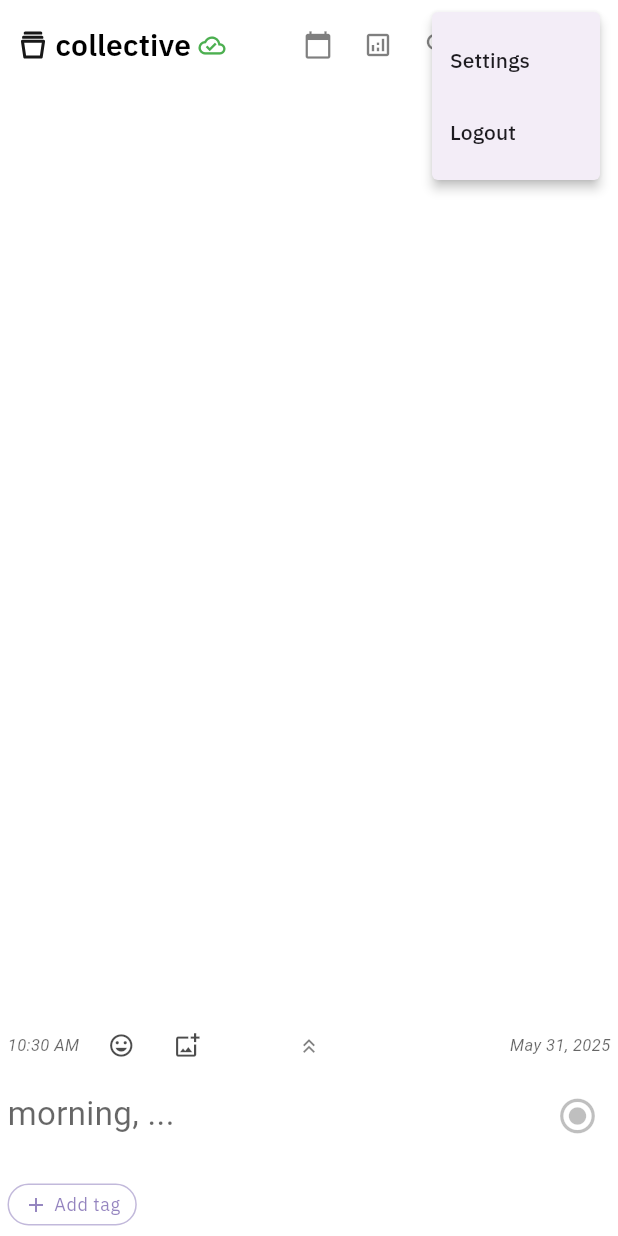
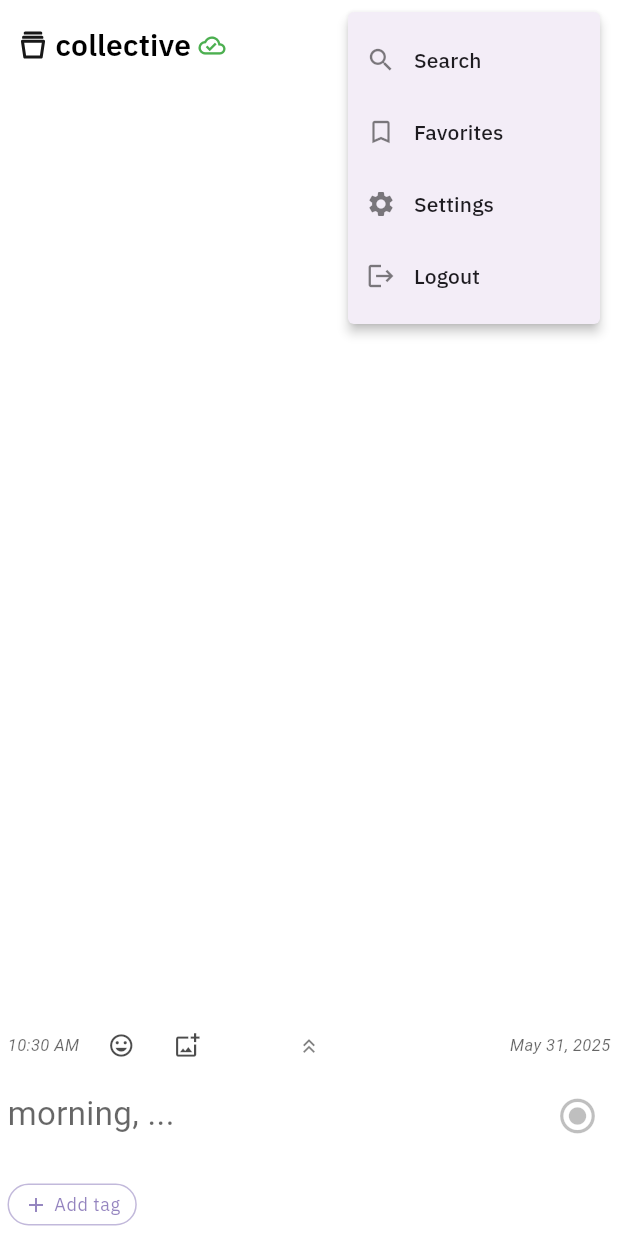
Before and after one commit to Nswa/genesis_f1, a Flutter app: the screen it shows once a user with an empty profile is signed in, after a tap on the "more vert" icon, on a phone screen of 412 x 824 dp. Run offline on Flutter 3.47's test engine with Material 3 defaults, Android fonts, the phone set to English and light mode, and no system bars; our stand-ins replace cached_network_image, camera, cloud_firestore, connectivity_plus, firebase_auth, firebase_core and 10 more; missing offline and left inert: ffmpeg_kit_flutter_new, fuzzy; accounts and stored records are empty; Roboto replaces fonts that are missing (Georgia); project files that could hold a hidden picture were left out.

Commit message:
small overflow fix on journal toolbar

```diff
--- a/lib/widgets/journal_toolbar.dart
+++ b/lib/widgets/journal_toolbar.dart
@@ -187,9 +187,9 @@ class JournalToolbar extends StatelessWidget {
                   cursorColor: theme.colorScheme.primary,
                 ),
               ),
-            ),
-          Row(
-            children: [              if (!isSearching)
+            ),          Row(
+            children: [
+              if (!isSearching)
                 IconButton(
                   icon: const Icon(
                     Icons.calendar_today,
@@ -211,23 +211,13 @@ class JournalToolbar extends StatelessWidget {
                   constraints: const BoxConstraints(),
                   visualDensity: VisualDensity.compact,
                 ),
+              if (isSearching)
                 IconButton(
-                icon: Icon(
-                  isSearching ? Icons.close : Icons.search,
+                  icon: const Icon(
+                    Icons.close,
                     size: SizeConstants.iconMedium,
                   ),
                   onPressed: onToggleSearch,
-                padding: EdgeInsets.zero,
-                constraints: const BoxConstraints(),
-                visualDensity: VisualDensity.compact,
-              ),
-              if (!isSearching)
-                IconButton(
-                  icon: const Icon(
-                    Icons.bookmark_border,
-                    size: SizeConstants.iconMedium,
-                  ),
-                  onPressed: onToggleFavorites,
                   padding: EdgeInsets.zero,
                   constraints: const BoxConstraints(),
                   visualDensity: VisualDensity.compact,
@@ -238,23 +228,67 @@ class JournalToolbar extends StatelessWidget {
                     Icons.more_vert,
                     size: SizeConstants.iconMedium,
                   ),
-                  itemBuilder: (context) => const [
-                    PopupMenuItem(
+                  itemBuilder: (context) => [
+                    const PopupMenuItem(
+                      value: 'search',
+                      child: Row(
+                        children: [
+                          Icon(Icons.search, size: 20),
+                          SizedBox(width: 12),
+                          Text('Search'),
+                        ],
+                      ),
+                    ),
+                    const PopupMenuItem(
+                      value: 'favorites',
+                      child: Row(
+                        children: [
+                          Icon(Icons.bookmark_border, size: 20),
+                          SizedBox(width: 12),
+                          Text('Favorites'),
+                        ],
+                      ),
+                    ),
+                    const PopupMenuItem(
                       value: 'settings',
-                      child: Text('Settings'),
+                      child: Row(
+                        children: [
+                          Icon(Icons.settings, size: 20),
+                          SizedBox(width: 12),
+                          Text('Settings'),
+                        ],
                       ),
-                    PopupMenuItem(value: 'logout', child: Text('Logout')),
+                    ),
+                    const PopupMenuItem(
+                      value: 'logout',
+                      child: Row(
+                        children: [
+                          Icon(Icons.logout, size: 20),
+                          SizedBox(width: 12),
+                          Text('Logout'),
+                        ],
+                      ),
+                    ),
                   ],
                   onSelected: (value) async {
-                    if (value == 'logout') {
+                    switch (value) {
+                      case 'search':
+                        onToggleSearch();
+                        break;
+                      case 'favorites':
+                        onToggleFavorites();
+                        break;
+                      case 'settings':
+                        onOpenSettings();
+                        break;
+                      case 'logout':
                         await authManager.signOut();
                         if (context.mounted) {
                           Navigator.of(context).pushReplacement(
                             MaterialPageRoute(builder: (_) => const AuthScreen()),
                           );
                         }
-                    } else if (value == 'settings') {
-                      onOpenSettings();
+                        break;
                     }
                   },
                 ),
```
Also changed, not shown: lib/screens/entry_insight_screen.dart (+3 -4 lines), lib/widgets/analytics_insights_panel.dart (+26 -57 lines). Lines whose indentation alone changed are shown as unchanged.
